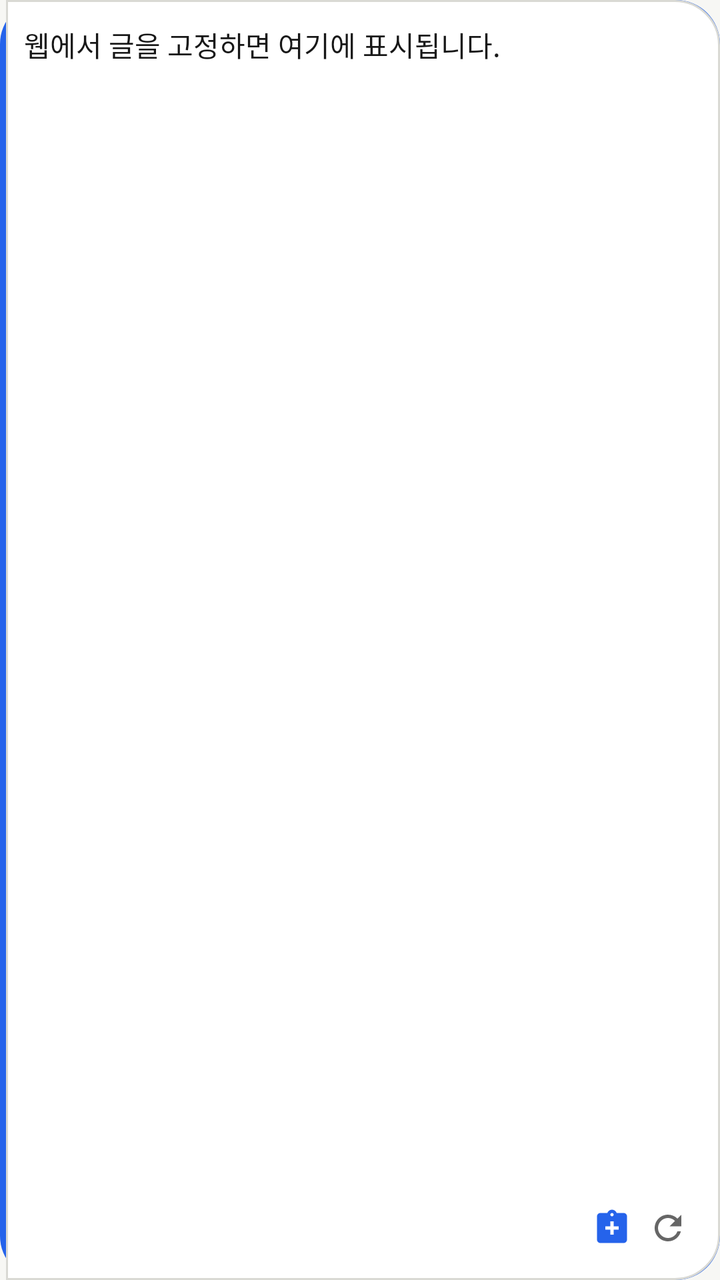
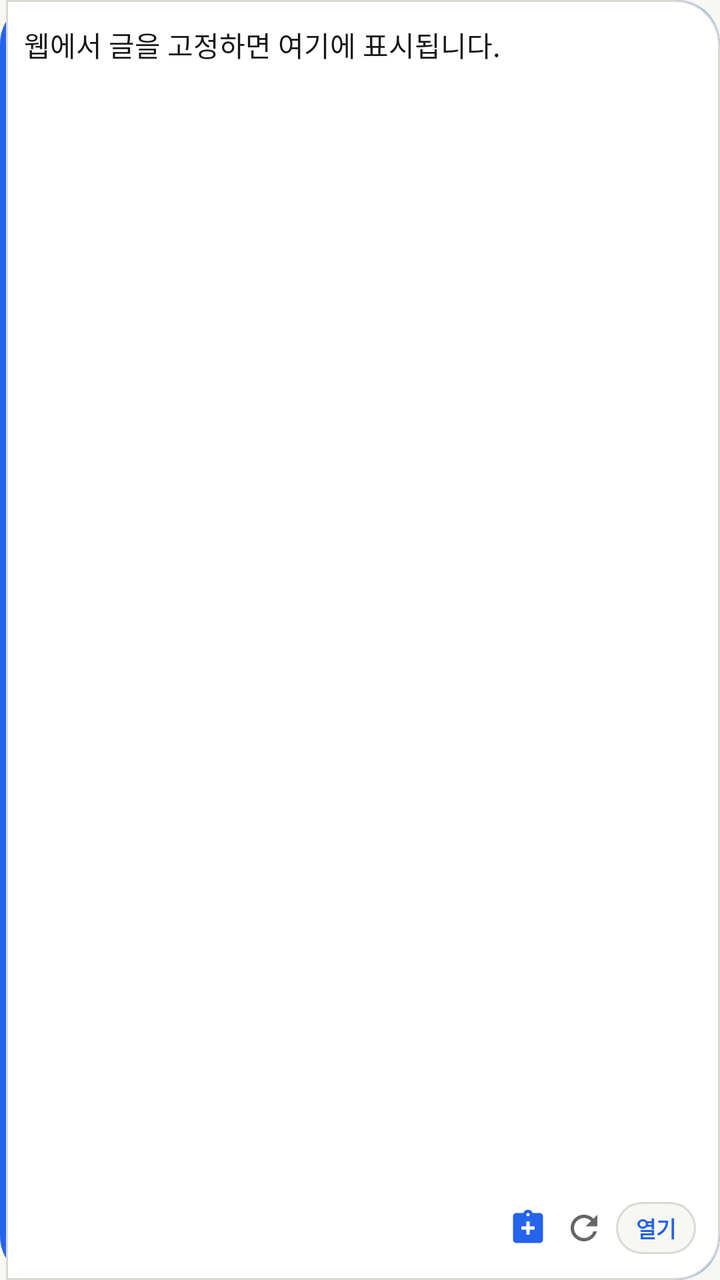

Compare the two renders of this Android layout. The source of the first and the diff that turns it into the second are given below.
<!-- AndroidManifest.xml: application theme Theme.PostIt -->
<!-- res/layout/widget_postit_small.xml -->
<?xml version="1.0" encoding="utf-8"?>
<LinearLayout xmlns:android="http://schemas.android.com/apk/res/android"
    android:layout_width="match_parent"
    android:layout_height="match_parent"
    android:orientation="vertical"
    android:background="@drawable/widget_bg"
    android:padding="12dp">

    <TextView
        android:id="@+id/widget_text"
        android:layout_width="match_parent"
        android:layout_height="0dp"
        android:layout_weight="1"
        android:background="@drawable/widget_body_ripple"
        android:text="@string/widget_empty"
        android:textColor="@color/text"
        android:textSize="14sp"
        android:lineSpacingMultiplier="1.2"
        android:ellipsize="end"
        android:gravity="top|start" />

    <LinearLayout
        android:layout_width="match_parent"
        android:layout_height="wrap_content"
        android:layout_marginTop="4dp"
        android:orientation="horizontal"
        android:gravity="center_vertical">

        <TextView
            android:id="@+id/widget_footer"
            android:layout_width="0dp"
            android:layout_height="wrap_content"
            android:layout_weight="1"
            android:textColor="@color/muted"
            android:textSize="9sp"
            android:maxLines="1"
            android:ellipsize="end" />

        <ImageView
            android:id="@+id/widget_save_clip"
            android:layout_width="28dp"
            android:layout_height="28dp"
            android:padding="4dp"
            android:src="@drawable/ic_clipboard_add"
            android:background="@drawable/widget_body_ripple"
            android:contentDescription="@string/widget_save_clip" />

        <ImageView
            android:id="@+id/widget_refresh"
            android:layout_width="28dp"
            android:layout_height="28dp"
            android:padding="4dp"
            android:src="@drawable/ic_refresh"
            android:background="@drawable/widget_body_ripple"
            android:contentDescription="@string/widget_refresh" />
    </LinearLayout>
</LinearLayout>
<!-- resources referenced by this layout -->
<resources>
  <color name="muted">#FF666666</color>
  <color name="text">#FF171717</color>
  <!-- drawable ic_clipboard_add (drawable) -->
  <vector xmlns:android="http://schemas.android.com/apk/res/android"
      android:width="20dp" android:height="20dp"
      android:viewportWidth="24" android:viewportHeight="24"
      android:tint="@color/accent">
      <path android:fillColor="#FF000000"
          android:pathData="M19,3h-4.18C14.4,1.84 13.3,1 12,1S9.6,1.84 9.18,3H5C3.9,3 3,3.9 3,5v14c0,1.1 0.9,2 2,2h14c1.1,0 2,-0.9 2,-2V5C21,3.9 20.1,3 19,3zM12,3c0.55,0 1,0.45 1,1s-0.45,1 -1,1s-1,-0.45 -1,-1S11.45,3 12,3zM13,16h-2v-3H8v-2h3V8h2v3h3v2h-3V16z" />
  </vector>
  <!-- drawable ic_refresh (drawable) -->
  <vector xmlns:android="http://schemas.android.com/apk/res/android"
      android:width="20dp" android:height="20dp"
      android:viewportWidth="24" android:viewportHeight="24"
      android:tint="@color/muted">
      <path android:fillColor="#FF000000"
          android:pathData="M17.65,6.35C16.2,4.9 14.21,4 12,4c-4.42,0 -7.99,3.58 -8,8s3.58,8 8,8c3.73,0 6.84,-2.55 7.73,-6h-2.08c-0.82,2.33 -3.04,4 -5.65,4c-3.31,0 -6,-2.69 -6,-6s2.69,-6 6,-6c1.66,0 3.14,0.69 4.22,1.78L13,11h7V4l-2.35,2.35z" />
  </vector>
  <!-- drawable widget_bg (drawable) -->
  <?xml version="1.0" encoding="utf-8"?>
  <layer-list xmlns:android="http://schemas.android.com/apk/res/android">
      <item>
          <shape android:shape="rectangle">
              <solid android:color="@color/accent" />
              <corners android:radius="22dp" />
          </shape>
      </item>
      <item android:left="3dp">
          <shape android:shape="rectangle">
              <solid android:color="@color/surface" />
              <corners
                  android:topLeftRadius="0dp"
                  android:bottomLeftRadius="0dp"
                  android:topRightRadius="22dp"
                  android:bottomRightRadius="22dp" />
              <stroke android:width="1dp" android:color="@color/line" />
          </shape>
      </item>
  </layer-list>
  <!-- drawable widget_body_ripple (drawable) -->
  <?xml version="1.0" encoding="utf-8"?>
  <ripple xmlns:android="http://schemas.android.com/apk/res/android"
      android:color="@color/accent_soft">
      <item android:drawable="@android:color/transparent" />
  </ripple>
  <string name="widget_empty">웹에서 글을 고정하면 여기에 표시됩니다.</string>
  <string name="widget_refresh">새로 고침</string>
  <string name="widget_save_clip">클립보드 저장</string>
  <color name="accent">#FF2563EB</color>
  <color name="surface">#FFFFFFFF</color>
  <color name="line">#FFD9D9D4</color>
  <color name="accent_soft">#FFDBEAFE</color>
  <color name="on_accent">#FFFFFFFF</color>
  <color name="bg">#FFF7F7F4</color>
  <color name="danger">#FFDC2626</color>
  <!-- unchanged entries left out for length: 1 -->
</resources>

<!-- the commit's change to res/layout/widget_postit_small.xml (unified diff, before → after) -->
@@ -53,5 +53,20 @@
             android:src="@drawable/ic_refresh"
             android:background="@drawable/widget_body_ripple"
             android:contentDescription="@string/widget_refresh" />
+
+        
+        <TextView
+            android:id="@+id/widget_open"
+            android:layout_width="wrap_content"
+            android:layout_height="26dp"
+            android:layout_marginStart="2dp"
+            android:paddingStart="10dp"
+            android:paddingEnd="10dp"
+            android:gravity="center"
+            android:background="@drawable/pill_outline"
+            android:text="@string/widget_open"
+            android:textColor="@color/accent"
+            android:textSize="11sp"
+            android:textStyle="bold" />
     </LinearLayout>
 </LinearLayout>
<!-- resource entries referenced after the edit -->
@@ -18,6 +18,18 @@
       <path android:fillColor="#FF000000"
           android:pathData="M17.65,6.35C16.2,4.9 14.21,4 12,4c-4.42,0 -7.99,3.58 -8,8s3.58,8 8,8c3.73,0 6.84,-2.55 7.73,-6h-2.08c-0.82,2.33 -3.04,4 -5.65,4c-3.31,0 -6,-2.69 -6,-6s2.69,-6 6,-6c1.66,0 3.14,0.69 4.22,1.78L13,11h7V4l-2.35,2.35z" />
   </vector>
+  <!-- drawable pill_outline (drawable) -->
+  <?xml version="1.0" encoding="utf-8"?>
+  <ripple xmlns:android="http://schemas.android.com/apk/res/android"
+      android:color="@color/accent_soft">
+      <item>
+          <shape android:shape="rectangle">
+              <solid android:color="@color/bg" />
+              <corners android:radius="999dp" />
+              <stroke android:width="1dp" android:color="@color/line" />
+          </shape>
+      </item>
+  </ripple>
   <!-- drawable widget_bg (drawable) -->
   <?xml version="1.0" encoding="utf-8"?>
   <layer-list xmlns:android="http://schemas.android.com/apk/res/android">
@@ -46,6 +58,7 @@
       <item android:drawable="@android:color/transparent" />
   </ripple>
   <string name="widget_empty">웹에서 글을 고정하면 여기에 표시됩니다.</string>
+  <string name="widget_open">열기</string>
   <string name="widget_refresh">새로 고침</string>
   <string name="widget_save_clip">클립보드 저장</string>
   <color name="accent">#FF2563EB</color>
